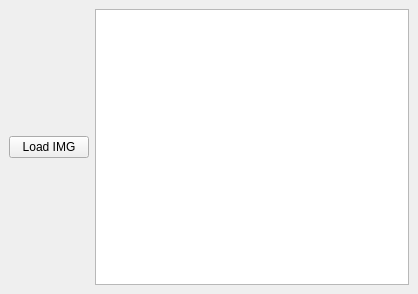
Old version of the form lui_testing/py3_pyside2_n_dui2/imgs_n_numpy_n_sockets/flex_arr_10_path_s/my_win.ui in the repository luisodls/dui_prototyping.
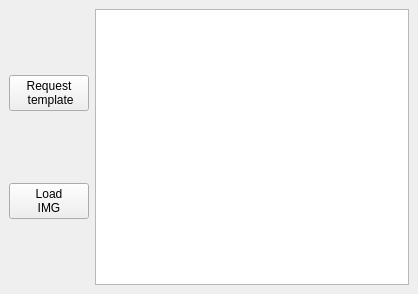
New version of the form.

Commit message: adding button to neew small test

The edit to the form file:
```diff
--- a/lui_testing/py3_pyside2_n_dui2/imgs_n_numpy_n_sockets/flex_arr_10_path_s/my_win.ui
+++ b/lui_testing/py3_pyside2_n_dui2/imgs_n_numpy_n_sockets/flex_arr_10_path_s/my_win.ui
@@ -14,16 +14,33 @@
    <string>MainWindow</string>
   </property>
   <widget class="QWidget" name="centralwidget">
+   <layout class="QGridLayout" name="gridLayout">
+    <item row="0" column="0">
    <layout class="QHBoxLayout" name="horizontalLayout">
     <item>
+       <layout class="QVBoxLayout" name="verticalLayout">
+        <item>
+         <widget class="QPushButton" name="ReqButton">
+          <property name="text">
+           <string>Request 
+ template</string>
+          </property>
+         </widget>
+        </item>
+        <item>
      <widget class="QPushButton" name="LoadButton">
       <property name="text">
-       <string>Load IMG</string>
-      </property>
-     </widget>
+           <string>Load 
+IMG</string>
+          </property>
+         </widget>
+        </item>
+       </layout>
     </item>
     <item>
      <widget class="QGraphicsView" name="graphicsView"/>
+      </item>
+     </layout>
     </item>
    </layout>
   </widget>
```
Lines whose indentation alone changed are shown as unchanged. The commit also changes 1 other file.
